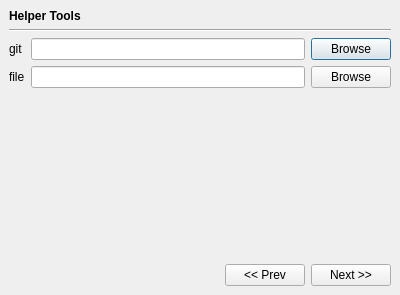
soramimi/Guitar, file src/WelcomeWizardDialog.ui: the form before one commit.
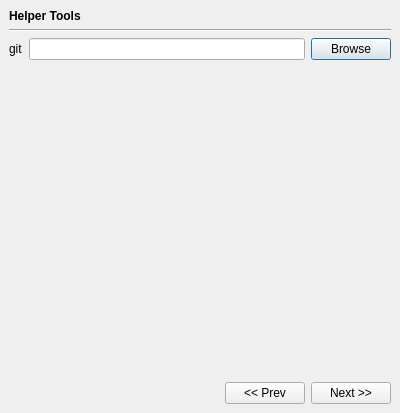
The form after the commit. Custom widgets are drawn as their Qt base class.

```diff
--- a/src/WelcomeWizardDialog.ui
+++ b/src/WelcomeWizardDialog.ui
@@ -7,7 +7,7 @@
     <x>0</x>
     <y>0</y>
     <width>400</width>
-    <height>295</height>
+    <height>413</height>
    </rect>
   </property>
   <property name="windowTitle">
@@ -55,6 +55,13 @@
        </item>
        <item>
         <layout class="QGridLayout" name="gridLayout_2">
+         <item row="0" column="2">
+          <widget class="QPushButton" name="pushButton_browse_git">
+           <property name="text">
+            <string>Browse</string>
+           </property>
+          </widget>
+         </item>
          <item row="0" column="0">
           <widget class="QLabel" name="label_6">
            <property name="text">
@@ -65,30 +72,6 @@
          <item row="0" column="1">
           <widget class="QLineEdit" name="lineEdit_git"/>
          </item>
-         <item row="0" column="2">
-          <widget class="QPushButton" name="pushButton_browse_git">
-           <property name="text">
-            <string>Browse</string>
-           </property>
-          </widget>
-         </item>
-         <item row="1" column="0">
-          <widget class="QLabel" name="label_7">
-           <property name="text">
-            <string>file</string>
-           </property>
-          </widget>
-         </item>
-         <item row="1" column="1">
-          <widget class="QLineEdit" name="lineEdit_file"/>
-         </item>
-         <item row="1" column="2">
-          <widget class="QPushButton" name="pushButton_browse_file">
-           <property name="text">
-            <string>Browse</string>
-           </property>
-          </widget>
-         </item>
         </layout>
        </item>
        <item>
```
